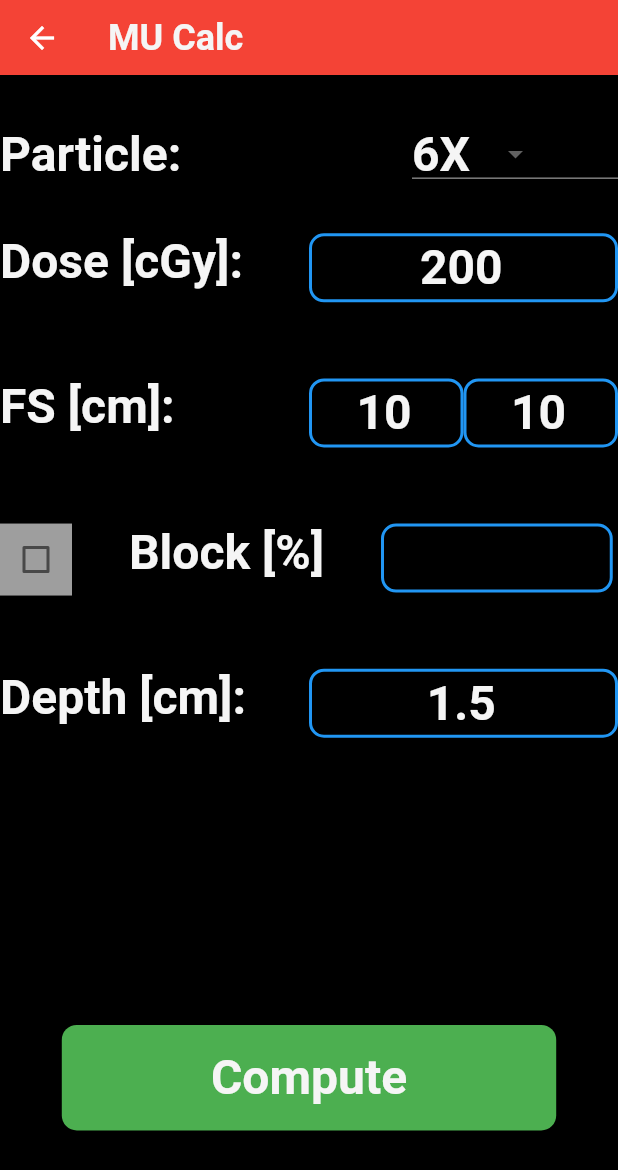
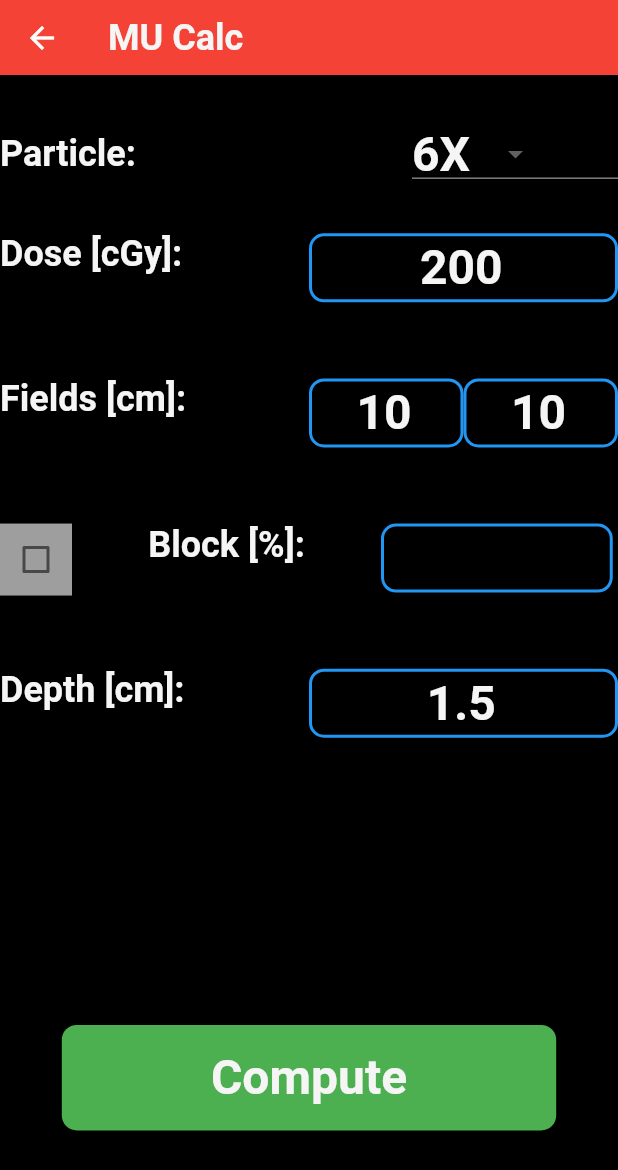
Before and after one commit to jpobeid/rad_onc_project, a Flutter app: the MUCalcApp screen opened by its route, after a tap on "Compute", on a phone screen of 412 x 824 dp. Shown: the top 1170 px of the screen. Run offline on Flutter 3.47's test engine with Material 2 defaults, Android fonts, the phone set to English and light mode, and no system bars; our stand-ins replace csv, font_awesome_flutter, package_info, shared_preferences; accounts and stored records are empty; project files that could hold a hidden picture were left out.

Commit message:
Cleaned the app prior to production

```diff
--- a/lib/apps/rad_bio_apps/tolerance_app/tolerance_app.dart
+++ b/lib/apps/rad_bio_apps/tolerance_app/tolerance_app.dart
@@ -236,7 +236,8 @@ class _ToleranceAppState extends State<ToleranceApp> {
                                             );
                                           });
                                     } else {
-                                      Scaffold.of(context).showSnackBar(
+                                      ScaffoldMessenger.of(context)
+                                          .showSnackBar(
                                         SnackBar(
                                           backgroundColor:
                                               Theme.of(context).primaryColor,
--- a/lib/apps/rad_physics_apps/isotopes_app/isotopes_app.dart
+++ b/lib/apps/rad_physics_apps/isotopes_app/isotopes_app.dart
@@ -239,7 +239,7 @@ List<TableRow> makeRows(BuildContext context, int index, int intRowKeys,
       key = key.split('(')[0] + '\n(' + key.split('(')[1];
     }
     String value = data[index][j].toString();
-    if ((key != null && key != '') && (value != null && value != '')) {
+    if (key != '' && value != '') {
       listTableRows.add(TableRow(
         children: [
           Text(
@@ -263,16 +263,12 @@ String getTimeUnit(String? char) {
   switch (char) {
     case ('m'):
       return '[Mins]';
-      break;
     case ('h'):
       return '[Hours]';
-      break;
     case ('d'):
       return '[Days]';
-      break;
     case ('y'):
       return '[Years]';
-      break;
     default:
       return '[User defined]';
   }
--- a/lib/apps/rad_physics_apps/mu_calc_app/mu_calc_app.dart
+++ b/lib/apps/rad_physics_apps/mu_calc_app/mu_calc_app.dart
@@ -74,6 +74,8 @@ class _MUCalcAppState extends State<MUCalcApp> {
           .where((element) => element.contains('-'))
           .first
           .split('-')[1];
+      TextStyle styleLabel = Theme.of(context).textTheme.headline1!;
+
       return SafeArea(
         child: Scaffold(
           resizeToAvoidBottomInset: false,
@@ -93,7 +95,7 @@ class _MUCalcAppState extends State<MUCalcApp> {
                             flex: 2,
                             child: Text(
                               'Particle:',
-                              style: Theme.of(context).textTheme.headline2,
+                              style: styleLabel,
                             )),
                         Expanded(
                           flex: 1,
@@ -126,7 +128,7 @@ class _MUCalcAppState extends State<MUCalcApp> {
                         Expanded(
                             child: Text(
                           'Dose [cGy]:',
-                          style: Theme.of(context).textTheme.headline2,
+                          style: styleLabel,
                         )),
                         Expanded(
                             child:
@@ -139,8 +141,8 @@ class _MUCalcAppState extends State<MUCalcApp> {
                         Expanded(
                             flex: 2,
                             child: Text(
-                              'FS [cm]:',
-                              style: Theme.of(context).textTheme.headline2,
+                              'Fields [cm]:',
+                              style: styleLabel,
                             )),
                         Expanded(
                             flex: 1,
@@ -177,8 +179,8 @@ class _MUCalcAppState extends State<MUCalcApp> {
                         Expanded(
                           flex: 4,
                           child: Text(
-                            'Block [%]',
-                            style: Theme.of(context).textTheme.headline2,
+                            'Block [%]:',
+                            style: styleLabel,
                             textAlign: TextAlign.center,
                           ),
                         ),
@@ -198,7 +200,7 @@ class _MUCalcAppState extends State<MUCalcApp> {
                         Expanded(
                             child: Text(
                           'Depth [$depthUnits]:',
-                          style: Theme.of(context).textTheme.headline2,
+                          style: styleLabel,
                         )),
                         Expanded(
                             child: fields.textFieldDose(
@@ -420,6 +422,7 @@ Future<void> computeOutputs(
                 width: MediaQuery.of(context).size.width * 0.8,
                 height: MediaQuery.of(context).size.height * 0.6,
                 child: Column(
+                  mainAxisAlignment: MainAxisAlignment.spaceEvenly,
                   children: [
                     Text(
                       'Eq-Sqr [cm]\n${eqSqr.toStringAsFixed(2)}',
--- a/lib/functions/preferences_functions.dart
+++ b/lib/functions/preferences_functions.dart
@@ -72,7 +72,6 @@ String makePreferenceKey(
 
 Future<Map<String, Map<String, List<double>>>> readPreferences(
     BuildContext context) async {
-  bool isAlreadyStored = false;
   late Map<String, Map<String, List<double?>>> mapPddDefault;
   mapPddDefault = await loadDefaults(context);
   SharedPreferences prefs = await SharedPreferences.getInstance();
@@ -105,7 +104,6 @@ Future<Map<String, Map<String, List<double>>>> readPreferences(
             filteredLists[1].map((e) => e.toString()).toList());
       } else {
         //Shared preferences exist, so need to load the depths/values - Already stored post-null filter
-        isAlreadyStored = true;
         filteredLists.add(prefs
             .getStringList(preferenceKeyDepths)!
             .map((e) => double.parse(e))
--- a/lib/functions/route_generator.dart
+++ b/lib/functions/route_generator.dart
@@ -25,22 +25,17 @@ class RouteGenerator {
       //region Settings
       case (SettingsPage.routeName):
         return MaterialPageRoute(builder: (context) => SettingsPage());
-        break;
       case (PddSettings.routeName):
         return MaterialPageRoute(builder: (context) => PddSettings());
-        break;
       //endregion Settings
 
       //region RadOnc
       case (RadOncPage.routeName):
         return MaterialPageRoute(builder: (context) => RadOncPage());
-        break;
       case (TumorVolume.routeName):
         return MaterialPageRoute(builder: (context) => TumorVolume());
-        break;
       case (ScalingTime.routeName):
         return MaterialPageRoute(builder: (context) => ScalingTime());
-        break;
       case (ScalingTimePlot.routeName):
         if (args == null) {
           return MaterialPageRoute(builder: (context) => ScalingTimePlot());
@@ -51,37 +46,28 @@ class RouteGenerator {
                     listStrValues: args[1],
                   ));
         }
-        break;
       case (ProbabilitiesApp.routeName):
         return MaterialPageRoute(builder: (context) => ProbabilitiesApp());
-        break;
       //endregion RadOnc
 
       //region RadBio
       case (RadBioPage.routeName):
         return MaterialPageRoute(builder: (context) => RadBioPage());
-        break;
       case (BedQedCalc.routeName):
         return MaterialPageRoute(builder: (context) => BedQedCalc());
-        break;
       case (EffectiveDose.routeName):
         return MaterialPageRoute(builder: (context) => EffectiveDose());
-        break;
       case (ToleranceApp.routeName):
         return MaterialPageRoute(builder: (context) => ToleranceApp());
-        break;
       //endregion RadBio
 
       //region RadPhys
       case (RadPhysicsPage.routeName):
         return MaterialPageRoute(builder: (context) => RadPhysicsPage());
-        break;
       case (PddApp.routeName):
         return MaterialPageRoute(builder: (context) => PddApp());
-        break;
       case (IsotopesApp.routeName):
         return MaterialPageRoute(builder: (context) => IsotopesApp());
-        break;
       case (TimeDecayDoseApp.routeName):
         if (args == null) {
           return MaterialPageRoute(builder: (context) => TimeDecayDoseApp());
@@ -96,10 +82,8 @@ class RouteGenerator {
                     strSymbol: args[5],
                   ));
         }
-        break;
       case (MUCalcApp.routeName):
         return MaterialPageRoute(builder: (context) => MUCalcApp());
-        break;
       //endregion RadPhys
       default:
         return MaterialPageRoute(builder: (context) => ErrorApp());
```
Also changed, not shown: lib/apps/rad_bio_apps/bed_qed_app/bed_qed_app.dart (+6 -3 lines).
